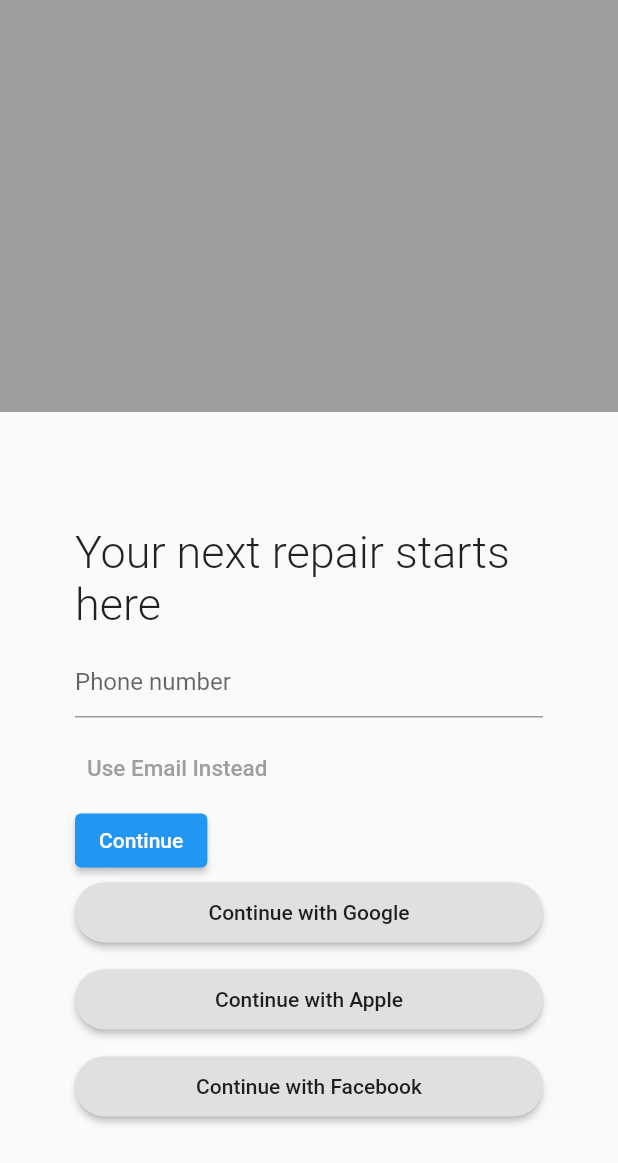
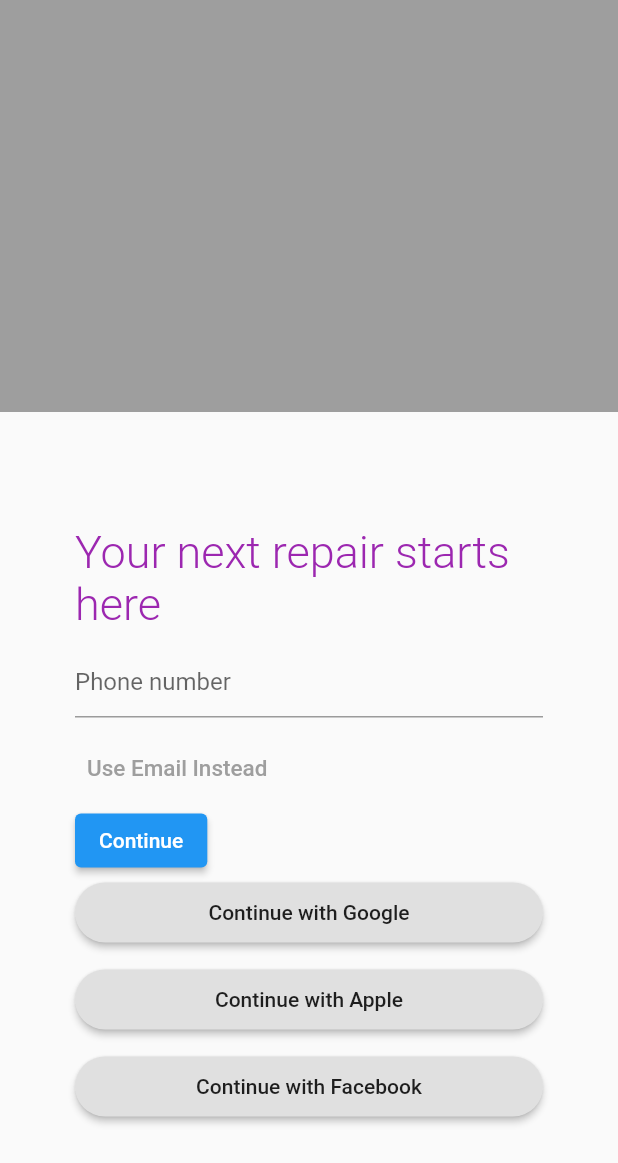
Before and after one commit to seri-app/mvp-frontend, a Flutter app: the screen it shows after launch, after a tap on "skip", on a phone screen of 412 x 824 dp. Shown: the top 1163 px of the screen. Run offline on Flutter 3.47's test engine with Material 2 defaults, Android fonts, the phone set to English and light mode, and no system bars; network calls fail.

Commit message:
add global theme template

```diff
--- a/lib/src/shared/app.dart
+++ b/lib/src/shared/app.dart
@@ -6,6 +6,15 @@ class MyApp extends StatelessWidget {
   @override
   Widget build(BuildContext context) {
     return MaterialApp(
+      theme: ThemeData(
+        primaryColor: Colors.blue,
+        fontFamily: 'Roboto',
+        textTheme: const TextTheme(
+          bodyMedium: TextStyle(color: Colors.purple),
+          bodyLarge: TextStyle(
+              fontSize: 72.0, fontWeight: FontWeight.bold, color: Colors.green),
+        ),
+      ),
       debugShowCheckedModeBanner: false,
       title: 'Welcome Screen',
       home: WelcomeScreen(),
```
Also changed, not shown: lib/src/shared/styled-components/StyledButton.dart (added).
